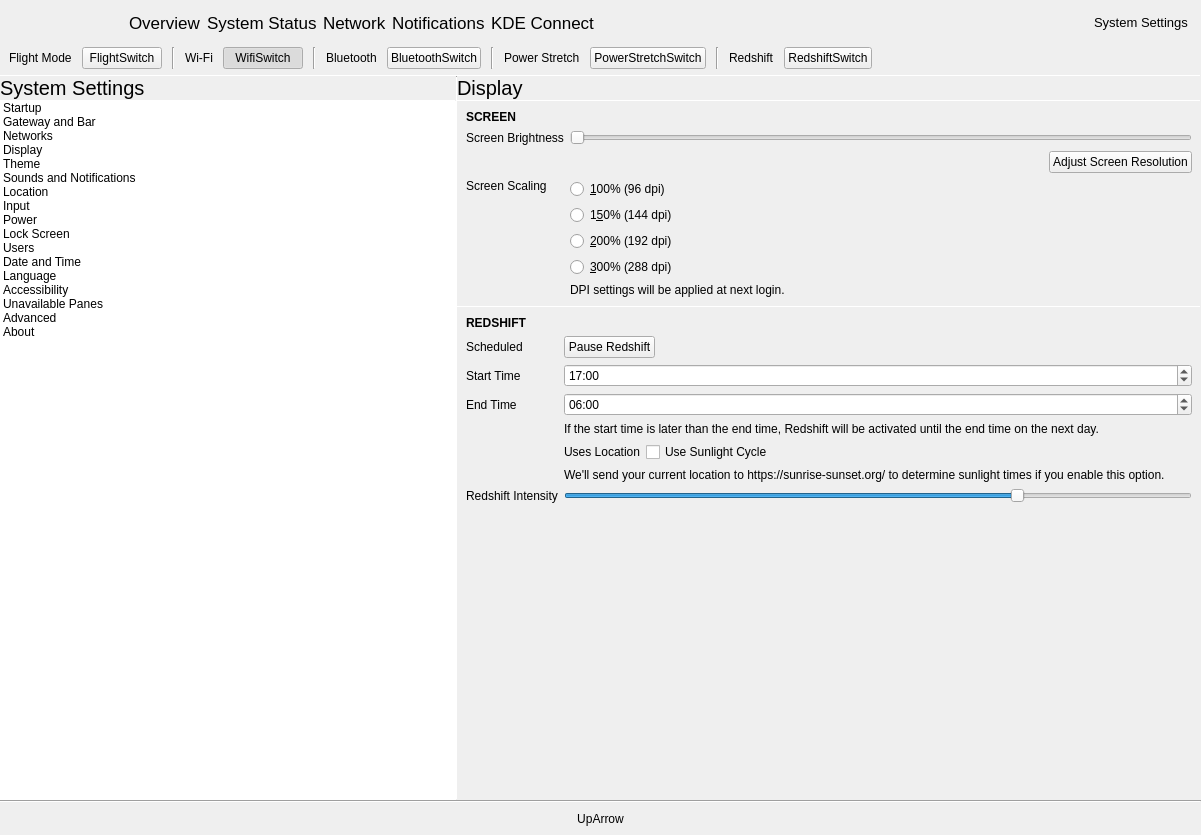
First picture: the form in shell/infopanedropdown.ui, repository vicr123/theshell, before the edit.
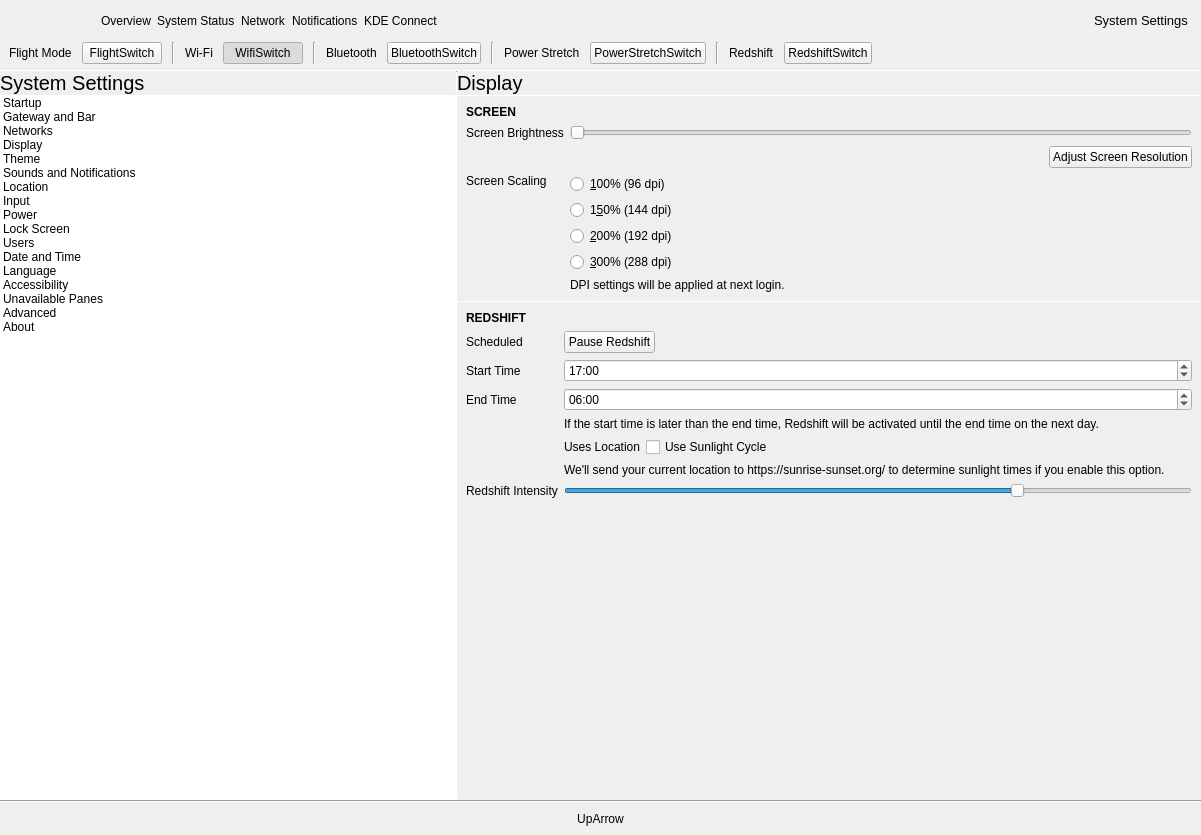
Second picture: the form after the edit. Icons and pictures are not drawn. Custom widgets are drawn as their Qt base class.

Diff of the .ui file:
```diff
--- a/shell/infopanedropdown.ui
+++ b/shell/infopanedropdown.ui
@@ -56,11 +56,6 @@
       </property>
       <item>
        <widget class="QFrame" name="horizontalFrame">
-        <property name="font">
-         <font>
-          <pointsize>13</pointsize>
-         </font>
-        </property>
         <layout class="QHBoxLayout" name="horizontalLayout_14">
          <property name="leftMargin">
           <number>0</number>
```
